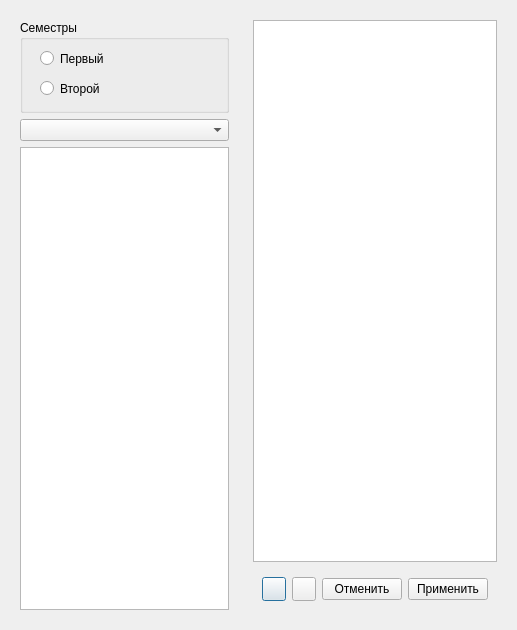
Old version of the form ui/YearEditDialog.ui in the repository Cy-Nec/hour_track.
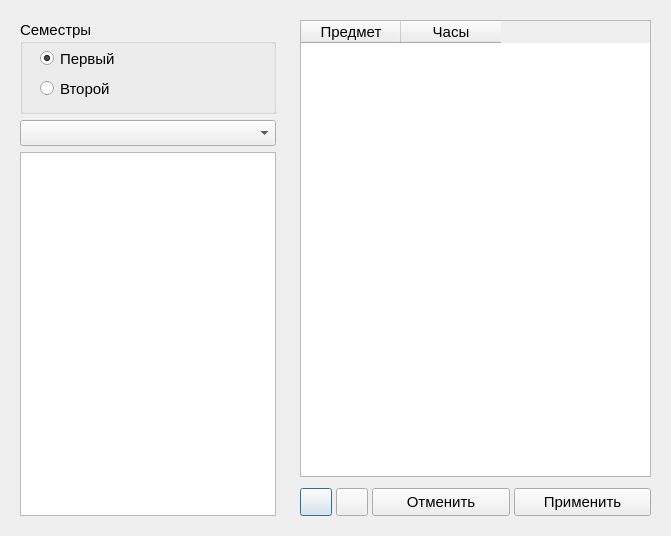
New version of the form.

Patch:
```diff
--- a/ui/YearEditDialog.ui
+++ b/ui/YearEditDialog.ui
@@ -6,29 +6,69 @@
    <rect>
     <x>0</x>
     <y>0</y>
-    <width>517</width>
-    <height>630</height>
+    <width>671</width>
+    <height>536</height>
    </rect>
   </property>
   <property name="windowTitle">
    <string>Назначение дисциплин</string>
   </property>
-  <layout class="QGridLayout" name="gridLayout">
+  <layout class="QGridLayout" name="gridLayout" columnstretch="0,1" columnminimumwidth="0,0">
    <item row="0" column="1">
-    <widget class="QFrame" name="">
+    <widget class="QFrame" name="frame">
      <layout class="QVBoxLayout" name="verticalLayout_2">
       <item>
-       <widget class="QListView" name="listView_Hours"/>
+       <widget class="QTableWidget" name="tableWidget_Hours">
+        <property name="font">
+         <font>
+          <pointsize>11</pointsize>
+         </font>
+        </property>
+        <property name="selectionMode">
+         <enum>QAbstractItemView::MultiSelection</enum>
+        </property>
+        <attribute name="verticalHeaderVisible">
+         <bool>true</bool>
+        </attribute>
+        <column>
+         <property name="text">
+          <string>Предмет</string>
+         </property>
+        </column>
+        <column>
+         <property name="text">
+          <string>Часы</string>
+         </property>
+        </column>
+       </widget>
       </item>
       <item>
-       <widget class="QFrame" name="">
+       <widget class="QFrame" name="frame">
         <layout class="QHBoxLayout" name="horizontalLayout" stretch="0,0,1,1">
+         <property name="spacing">
+          <number>4</number>
+         </property>
+         <property name="sizeConstraint">
+          <enum>QLayout::SetDefaultConstraint</enum>
+         </property>
+         <property name="leftMargin">
+          <number>0</number>
+         </property>
+         <property name="topMargin">
+          <number>5</number>
+         </property>
+         <property name="rightMargin">
+          <number>0</number>
+         </property>
+         <property name="bottomMargin">
+          <number>0</number>
+         </property>
          <item>
           <widget class="QPushButton" name="btn_AddSelected">
            <property name="minimumSize">
             <size>
-             <width>24</width>
-             <height>24</height>
+             <width>28</width>
+             <height>28</height>
             </size>
            </property>
            <property name="maximumSize">
@@ -52,8 +92,8 @@
           <widget class="QPushButton" name="btn_RemoveSelected">
            <property name="minimumSize">
             <size>
-             <width>24</width>
-             <height>24</height>
+             <width>28</width>
+             <height>28</height>
             </size>
            </property>
            <property name="maximumSize">
@@ -75,6 +115,17 @@
          </item>
          <item>
           <widget class="QPushButton" name="btn_Cancel">
+           <property name="minimumSize">
+            <size>
+             <width>0</width>
+             <height>28</height>
+            </size>
+           </property>
+           <property name="font">
+            <font>
+             <pointsize>11</pointsize>
+            </font>
+           </property>
            <property name="text">
             <string>Отменить</string>
            </property>
@@ -82,6 +133,17 @@
          </item>
          <item>
           <widget class="QPushButton" name="btn_Accept">
+           <property name="minimumSize">
+            <size>
+             <width>0</width>
+             <height>28</height>
+            </size>
+           </property>
+           <property name="font">
+            <font>
+             <pointsize>11</pointsize>
+            </font>
+           </property>
            <property name="text">
             <string>Применить</string>
            </property>
@@ -94,10 +156,21 @@
     </widget>
    </item>
    <item row="0" column="0">
-    <widget class="QFrame" name="">
-     <layout class="QVBoxLayout" name="verticalLayout" stretch="1,1,5">
+    <widget class="QFrame" name="frame">
+     <layout class="QVBoxLayout" name="verticalLayout" stretch="1,1,10">
       <item>
        <widget class="QGroupBox" name="groupBox_Semesters">
+        <property name="minimumSize">
+         <size>
+          <width>94</width>
+          <height>94</height>
+         </size>
+        </property>
+        <property name="font">
+         <font>
+          <pointsize>11</pointsize>
+         </font>
+        </property>
         <property name="title">
          <string>Семестры</string>
         </property>
@@ -126,14 +199,32 @@
          <property name="text">
           <string>Первый</string>
          </property>
+         <property name="checked">
+          <bool>true</bool>
+         </property>
         </widget>
        </widget>
       </item>
       <item>
-       <widget class="QComboBox" name="comboBox_Groups"/>
+       <widget class="QComboBox" name="comboBox_Groups">
+        <property name="font">
+         <font>
+          <pointsize>11</pointsize>
+         </font>
+        </property>
+       </widget>
       </item>
       <item>
-       <widget class="QListView" name="listView_Subjects"/>
+       <widget class="QListWidget" name="listWidget_Subjects">
+        <property name="font">
+         <font>
+          <pointsize>11</pointsize>
+         </font>
+        </property>
+        <property name="selectionMode">
+         <enum>QAbstractItemView::MultiSelection</enum>
+        </property>
+       </widget>
       </item>
      </layout>
     </widget>
```
